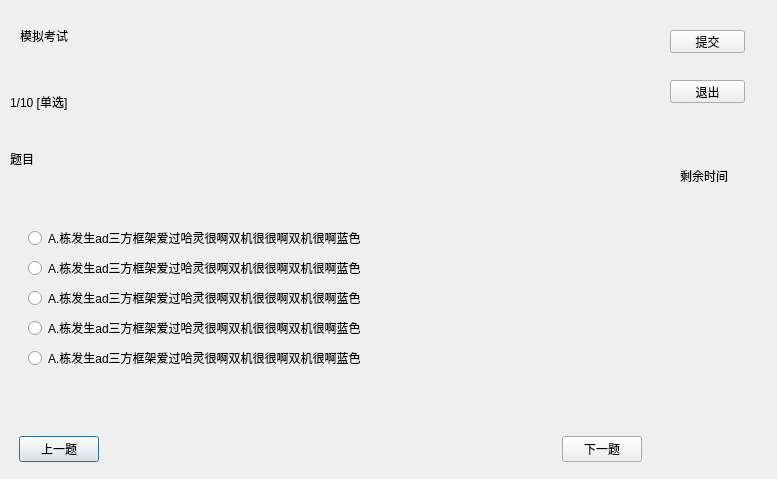
Old version of the form ExamEase/simulatedexam.ui in the repository jjbrow/qt.
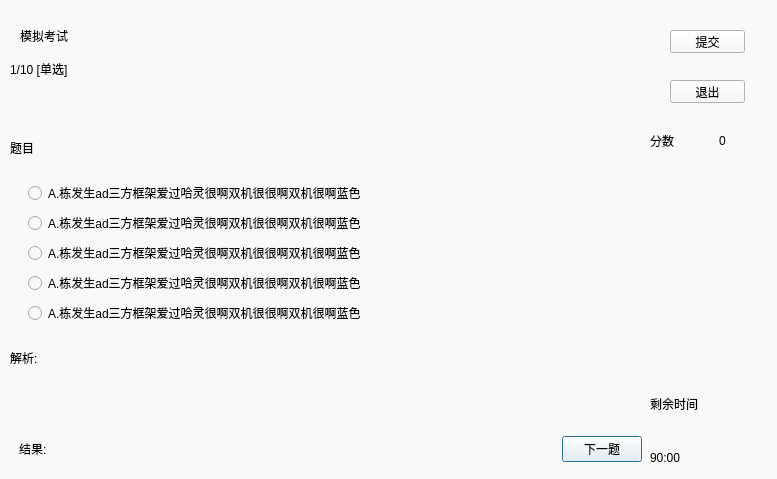
New version of the form. The open tabs and pages were chosen to show the change.

What changed in the file:
```diff
--- a/ExamEase/simulatedexam.ui
+++ b/ExamEase/simulatedexam.ui
@@ -25,6 +25,9 @@
   <property name="windowTitle">
    <string>Dialog</string>
   </property>
+  <property name="styleSheet">
+   <string notr="true">background-color: rgb(249, 249, 249);</string>
+  </property>
   <widget class="QLabel" name="label">
    <property name="geometry">
     <rect>
@@ -51,19 +54,6 @@
     </rect>
    </property>
    <layout class="QVBoxLayout" name="verticalLayout_2">
-    <item>
-     <spacer name="verticalSpacer_3">
-      <property name="orientation">
-       <enum>Qt::Vertical</enum>
-      </property>
-      <property name="sizeHint" stdset="0">
-       <size>
-        <width>20</width>
-        <height>40</height>
-       </size>
-      </property>
-     </spacer>
-    </item>
     <item>
      <widget class="QLabel" name="title">
       <property name="styleSheet">
@@ -94,19 +84,6 @@
       </property>
      </widget>
     </item>
-    <item>
-     <spacer name="verticalSpacer_2">
-      <property name="orientation">
-       <enum>Qt::Vertical</enum>
-      </property>
-      <property name="sizeHint" stdset="0">
-       <size>
-        <width>20</width>
-        <height>40</height>
-       </size>
-      </property>
-     </spacer>
-    </item>
     <item>
      <widget class="QStackedWidget" name="stackedWidget">
       <property name="currentIndex">
@@ -165,6 +142,12 @@
              <property name="text">
               <string>A.栋发生ad三方框架爱过哈灵很啊双机很很啊双机很啊蓝色</string>
              </property>
+             <property name="checkable">
+              <bool>false</bool>
+             </property>
+             <property name="checked">
+              <bool>false</bool>
+             </property>
             </widget>
            </item>
           </layout>
@@ -213,6 +196,16 @@
       </widget>
      </widget>
     </item>
+    <item>
+     <widget class="QLabel" name="analysis">
+      <property name="styleSheet">
+       <string notr="true">font: 10pt &quot;微软雅黑&quot;;</string>
+      </property>
+      <property name="text">
+       <string>解析:</string>
+      </property>
+     </widget>
+    </item>
     <item>
      <spacer name="verticalSpacer_5">
       <property name="orientation">
@@ -230,9 +223,19 @@
      <widget class="QWidget" name="widget" native="true">
       <layout class="QHBoxLayout" name="horizontalLayout">
        <item>
-        <widget class="QPushButton" name="previous">
+        <widget class="QLabel" name="label_5">
+         <property name="styleSheet">
+          <string notr="true">font: 10pt &quot;微软雅黑&quot;;</string>
+         </property>
          <property name="text">
-          <string>上一题</string>
+          <string>结果:</string>
+         </property>
+        </widget>
+       </item>
+       <item>
+        <widget class="QLabel" name="result">
+         <property name="text">
+          <string/>
          </property>
         </widget>
        </item>
@@ -261,19 +264,6 @@
     </item>
    </layout>
   </widget>
-  <widget class="QLabel" name="label_4">
-   <property name="geometry">
-    <rect>
-     <x>680</x>
-     <y>160</y>
-     <width>71</width>
-     <height>31</height>
-    </rect>
-   </property>
-   <property name="text">
-    <string>剩余时间</string>
-   </property>
-  </widget>
   <widget class="QPushButton" name="summit">
    <property name="geometry">
     <rect>
@@ -300,6 +290,71 @@
     <string>退出</string>
    </property>
   </widget>
+  <widget class="QWidget" name="widget_4" native="true">
+   <property name="geometry">
+    <rect>
+     <x>650</x>
+     <y>120</y>
+     <width>131</width>
+     <height>41</height>
+    </rect>
+   </property>
+   <layout class="QHBoxLayout" name="horizontalLayout_2">
+    <item>
+     <widget class="QLabel" name="label_2">
+      <property name="styleSheet">
+       <string notr="true">font: 12pt &quot;微软雅黑&quot;;</string>
+      </property>
+      <property name="text">
+       <string>分数</string>
+      </property>
+     </widget>
+    </item>
+    <item>
+     <widget class="QLabel" name="score">
+      <property name="styleSheet">
+       <string notr="true">font: 14pt &quot;微软雅黑&quot;;</string>
+      </property>
+      <property name="text">
+       <string>0</string>
+      </property>
+     </widget>
+    </item>
+   </layout>
+  </widget>
+  <widget class="QWidget" name="widget_5" native="true">
+   <property name="geometry">
+    <rect>
+     <x>650</x>
+     <y>380</y>
+     <width>131</width>
+     <height>101</height>
+    </rect>
+   </property>
+   <layout class="QVBoxLayout" name="verticalLayout_3">
+    <item>
+     <widget class="QLabel" name="label_4">
+      <property name="styleSheet">
+       <string notr="true">font: 12pt &quot;微软雅黑&quot;;</string>
+      </property>
+      <property name="text">
+       <string>剩余时间</string>
+      </property>
+     </widget>
+    </item>
+    <item>
+     <widget class="QLabel" name="timeLabel">
+      <property name="styleSheet">
+       <string notr="true">font: 16pt &quot;微软雅黑&quot;;
+</string>
+      </property>
+      <property name="text">
+       <string>90:00</string>
+      </property>
+     </widget>
+    </item>
+   </layout>
+  </widget>
  </widget>
  <resources/>
  <connections/>
```
Left out of the diff: 2 changed lines with no effect on the pictures.
